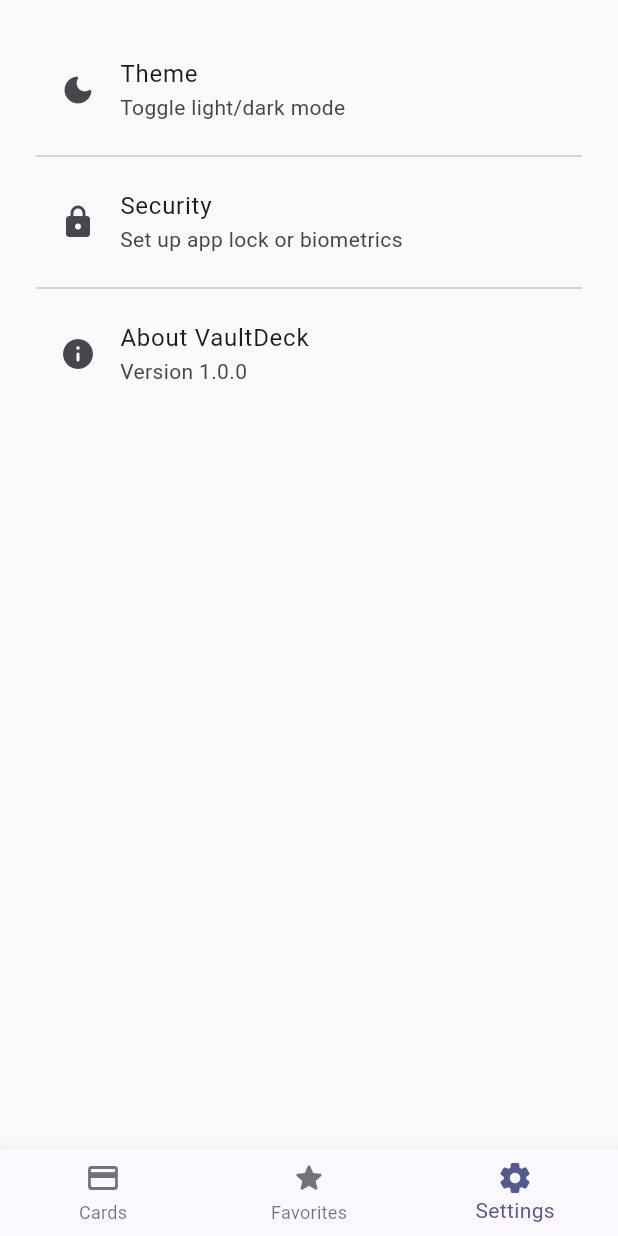
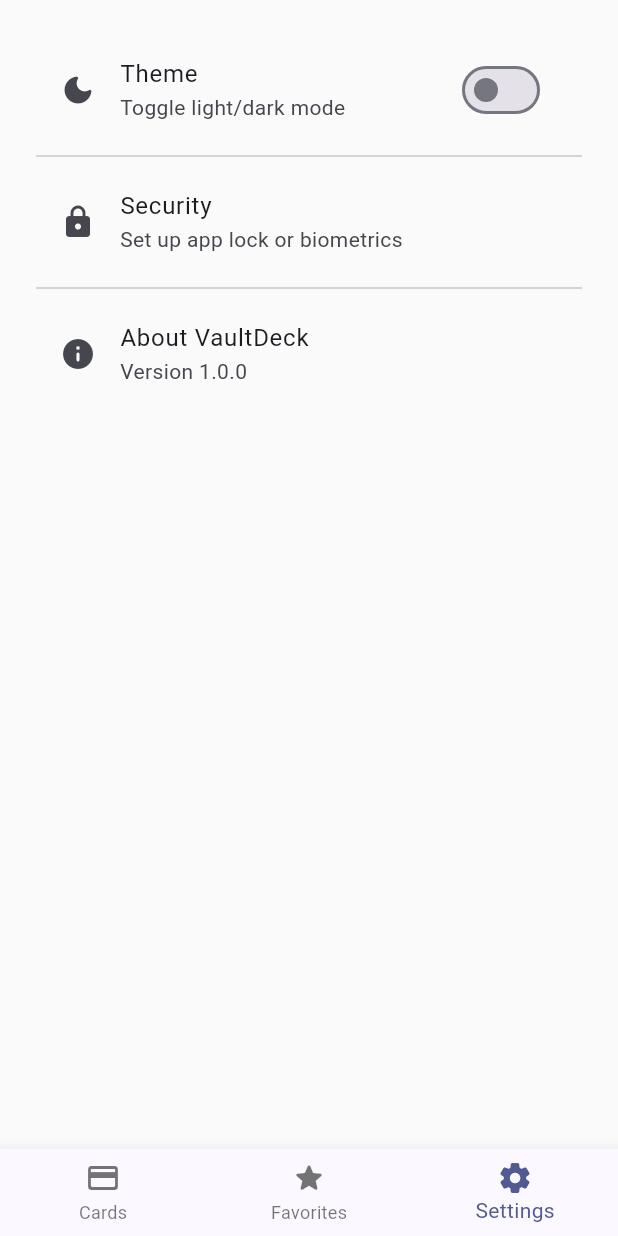
Before and after one commit to kandilidinesh/VaultDeck, a Flutter app: the screen it shows after launch, item 3 of the bottom bar chosen, on a phone screen of 412 x 824 dp. Run offline on Flutter 3.47's test engine with Material 3 defaults, Android fonts, the phone set to English and light mode, and no system bars; our stand-ins replace hive, hive_flutter; accounts and stored records are empty.

Commit message:
Refactor theme management: move theme toggle and dark mode state to SettingsPage and MainNav, update VaultDeckAppBar accordingly

```diff
--- a/lib/screens/main_nav.dart
+++ b/lib/screens/main_nav.dart
@@ -22,20 +22,9 @@
 class _MainNavState extends State<MainNav> {
   int _selectedIndex = 0;
 
-  final List<Widget> _pages = [];
-
   @override
   void initState() {
     super.initState();
-    _pages.addAll([
-      HomePage(
-        title: widget.title,
-        toggleTheme: widget.toggleTheme,
-        isDarkMode: widget.isDarkMode,
-      ),
-      const FavoritesPage(),
-      const SettingsPage(),
-    ]);
   }
 
   void _onItemTapped(int index) {
@@ -46,8 +35,18 @@
 
   @override
   Widget build(BuildContext context) {
+    final pages = [
+      HomePage(
+        title: widget.title,
+      ),
+      const FavoritesPage(),
+      SettingsPage(
+        toggleTheme: widget.toggleTheme,
+        isDarkMode: widget.isDarkMode,
+      ),
+    ];
     return Scaffold(
-      body: _pages[_selectedIndex],
+      body: pages[_selectedIndex],
       bottomNavigationBar: BottomNavigationBar(
         currentIndex: _selectedIndex,
         onTap: _onItemTapped,
--- a/lib/screens/settings_page.dart
+++ b/lib/screens/settings_page.dart
@@ -1,27 +1,40 @@
 import 'package:flutter/material.dart';
 
 class SettingsPage extends StatelessWidget {
-  const SettingsPage({super.key});
+  final VoidCallback? toggleTheme;
+  final bool? isDarkMode;
+
+  const SettingsPage({
+    super.key,
+    this.toggleTheme,
+    this.isDarkMode,
+  });
 
   @override
   Widget build(BuildContext context) {
     return SafeArea(
       child: ListView(
         padding: const EdgeInsets.all(24),
-        children: const [
+        children: [
           ListTile(
-            leading: Icon(Icons.dark_mode_rounded),
-            title: Text('Theme'),
-            subtitle: Text('Toggle light/dark mode'),
+            leading: const Icon(Icons.dark_mode_rounded),
+            title: const Text('Theme'),
+            subtitle: const Text('Toggle light/dark mode'),
+            trailing: Switch(
+              value: isDarkMode ?? false,
+              onChanged: (_) {
+                if (toggleTheme != null) toggleTheme!();
+              },
+            ),
           ),
-          Divider(),
-          ListTile(
+          const Divider(),
+          const ListTile(
             leading: Icon(Icons.lock_rounded),
             title: Text('Security'),
             subtitle: Text('Set up app lock or biometrics'),
           ),
-          Divider(),
-          ListTile(
+          const Divider(),
+          const ListTile(
             leading: Icon(Icons.info_rounded),
             title: Text('About VaultDeck'),
             subtitle: Text('Version 1.0.0'),
```
Also changed, not shown: lib/screens/home_page.dart (+1 -8 lines), lib/widgets/vaultdeck_app_bar.dart (+28 -15 lines).
